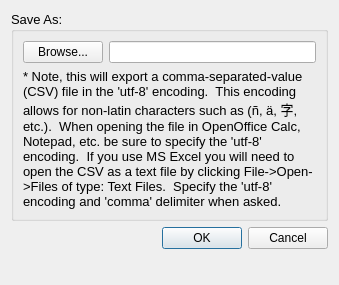
This is src/gui/export_analysis.ui in Ecotrust/delphos as Qt 5 draws it before an edit. The edited form follows.
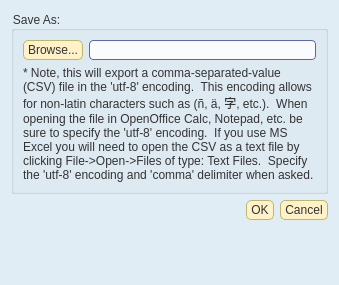
This is the edited form.

```diff
--- a/src/gui/export_analysis.ui
+++ b/src/gui/export_analysis.ui
@@ -14,12 +14,152 @@
   </property>
   <property name="font" >
    <font>
-    <family>Arial</family>
+    <family>arial</family>
    </font>
   </property>
   <property name="windowTitle" >
    <string>Export As CSV</string>
   </property>
+  <property name="styleSheet" >
+   <string notr="true" >.QWidget {
+   background-color: #E1EDF5;
+}
+
+/*Non-main window popup widgets
+QWidget {
+     background-color: #f0f0f5;
+}
+*/
+
+
+	
+QWidget {
+    font-family: arial;
+    color: #333333;	
+}
+
+
+QHeaderView::section {
+    padding-left: 2px;
+    padding-right: 4px;
+    background-color: #FFF7DB;
+    border-width: 1px;
+    border-color: darkkhaki;
+    border-style: solid;
+}
+
+QHeaderView::section:hover {
+   background-color: #FFDF94;
+}
+
+/* Increase the padding, so the text is shifted when the button is
+   pressed. */
+QHeaderView::section:pressed {
+    padding-left: 4px;
+    padding-top: 4px;
+    background-color: #E6A84C;
+}
+
+QMainWindow {
+    background-color: gainsboro;
+    background-position: top right;
+    background-repeat: no-repeat
+}
+
+
+/* Nice Windows-XP-style password character. */
+QLineEdit[echoMode="2"] {
+    lineedit-password-character: 9679;
+}
+
+/* We provide a min-width and min-height for push buttons
+   so that they look elegant regardless of the width of the text. */
+QPushButton {
+    background-color: #FFF2C9;
+    border-width: 1px;
+    border-color: darkkhaki;
+    border-style: solid;
+    border-radius: 5;
+    padding: 2px;
+    padding-left: 4px;
+    padding-right: 4px;
+    min-width: 9ex;
+    min-height: 2.5ex;
+}
+
+QPushButton:hover {
+   background-color: #FFDF94;
+}
+
+/* Increase the padding, so the text is shifted when the button is
+   pressed. */
+QPushButton:pressed {
+    padding-left: 4px;
+    padding-top: 4px;
+    background-color: #E6A84C;
+}
+
+QLabel, QAbstractButton {
+    font: normal;
+}
+
+/* Mark mandatory fields with a brownish color. */
+.mandatory {
+    color: brown;
+}
+
+/* Bold text on status bar looks awful. */
+QStatusBar QLabel {
+   font: normal;
+}
+
+QStatusBar::item {
+    border-width: 1;
+    border-color: darkkhaki;
+    border-style: solid;
+    border-radius: 2;
+}
+
+QComboBox, QLineEdit, QSpinBox, QTextEdit, QListView {
+    background-color: #fafbfc;
+    selection-color: #0a214c;
+    selection-background-color: #FFF2C9;
+}
+
+/* We reserve 1 pixel space in padding. When we get the focus,
+   we kill the padding and enlarge the border. This makes the items
+   glow. */
+QLineEdit {
+    border-width: 1px;
+    padding: 1px;
+    border-style: solid;
+    border-color: #5f66a1;
+    border-radius: 4px;
+}
+
+/* As mentioned above, eliminate the padding and increase the border. */
+QLineEdit:focus, QFrame:focus {
+    border-width: 2px;
+    padding: 0px;
+}
+
+/* Nice to have the background color change when hovered. */
+QRadioButton:hover, QCheckBox:hover {
+    background-color: #FFDF94;
+}
+
+/* Force the dialog's buttons to follow the Windows guidelines. */
+QDialogButtonBox {
+    button-layout: 0;
+}
+
+QToolTip {
+    padding: 5px;
+    border-radius: 3px;
+    opacity: 200;
+}
+</string>
+  </property>
   <layout class="QVBoxLayout" >
    <item>
     <widget class="QGroupBox" name="groupBox_4" >
@@ -28,10 +168,7 @@
      </property>
      <property name="font" >
       <font>
-       <family>Arial</family>
-       <pointsize>10</pointsize>
-       <weight>50</weight>
-       <bold>false</bold>
+       <family>arial</family>
       </font>
      </property>
      <property name="title" >
@@ -44,9 +181,9 @@
          <widget class="QPushButton" name="browse_button" >
           <property name="font" >
            <font>
-            <family>Arial</family>
-            <pointsize>9</pointsize>
+            <family>arial</family>
             <weight>50</weight>
+            <italic>false</italic>
             <bold>false</bold>
            </font>
           </property>
@@ -59,9 +196,7 @@
          <widget class="QLineEdit" name="path_edit" >
           <property name="font" >
            <font>
-            <pointsize>9</pointsize>
-            <weight>50</weight>
-            <bold>false</bold>
+            <family>arial</family>
            </font>
           </property>
           <property name="text" >
@@ -84,8 +219,10 @@
         </property>
         <property name="font" >
          <font>
-          <family>Arial</family>
-          <pointsize>10</pointsize>
+          <family>arial</family>
+          <weight>50</weight>
+          <italic>false</italic>
+          <bold>false</bold>
          </font>
         </property>
         <property name="text" >
@@ -121,11 +258,11 @@
       <widget class="QDialogButtonBox" name="button_box" >
        <property name="font" >
         <font>
-         <pointsize>9</pointsize>
+         <family>arial</family>
         </font>
        </property>
        <property name="standardButtons" >
-        <set>QDialogButtonBox::Cancel|QDialogButtonBox::NoButton|QDialogButtonBox::Ok</set>
+        <set>QDialogButtonBox::Cancel|QDialogButtonBox::Ok</set>
        </property>
       </widget>
      </item>
```
Left out of the diff: 4 changed lines with no effect on the pictures.
